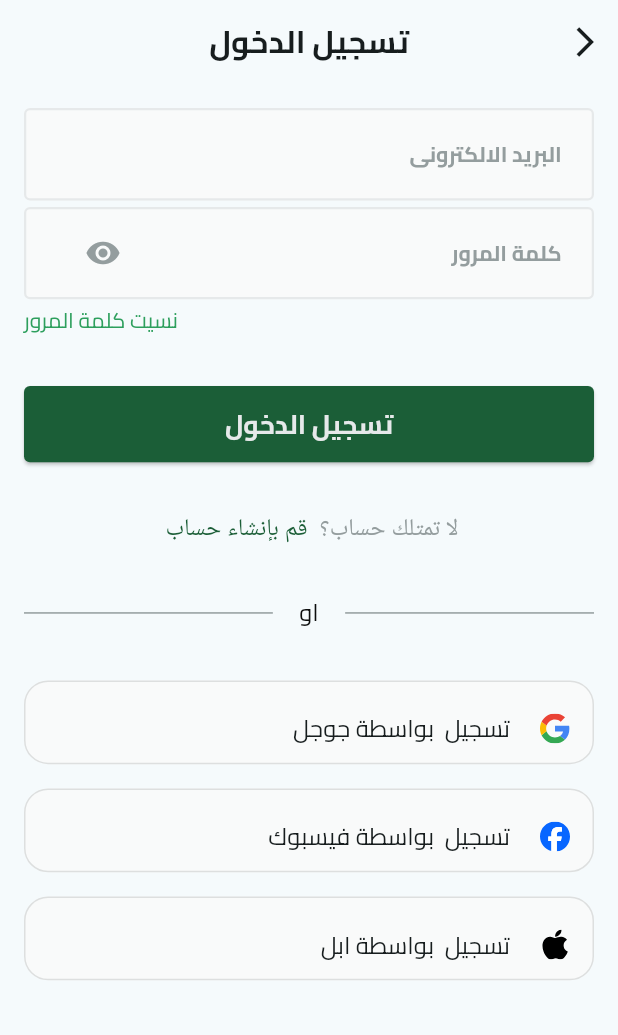
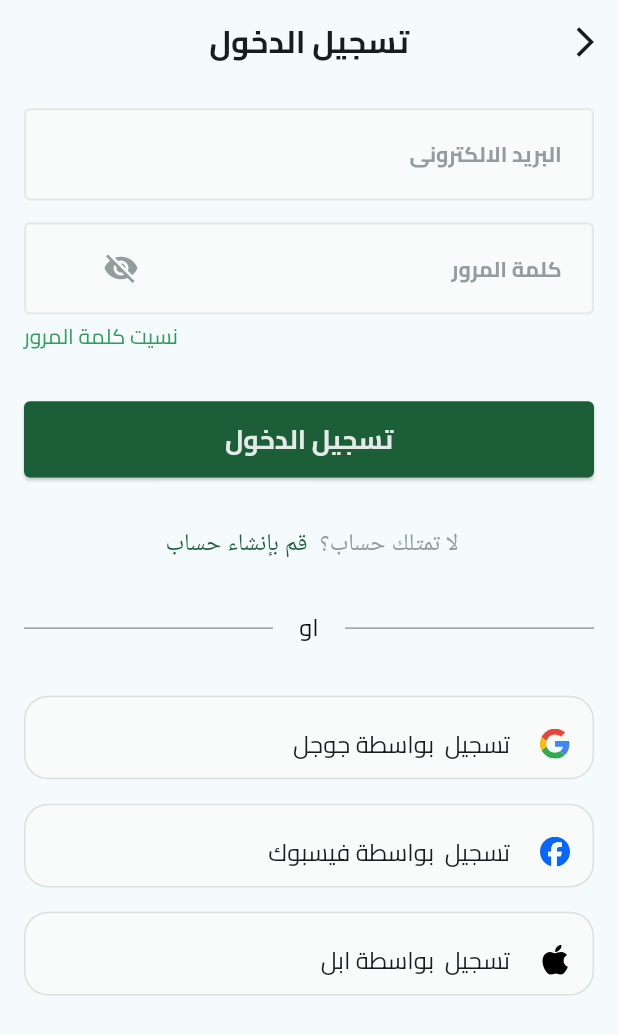
Before and after one commit to nourhan312/Fruit-Hub, a Flutter app: the screen it shows after launch, after a tap on "تخط", on a phone screen of 412 x 824 dp. Shown: the top 1035 px of the screen. Run offline on Flutter 3.47's test engine with Material 3 defaults, Android fonts, the phone set to English and light mode, and no system bars; our stand-ins replace bloc, dartz, dots_indicator, firebase_auth, firebase_core, flutter_bloc and 5 more; accounts and stored records are empty; project files that could hold a hidden picture were left out.

Commit message:
finish signin

```diff
--- a/lib/core/Routes/app_routes.dart
+++ b/lib/core/Routes/app_routes.dart
@@ -1,6 +1,6 @@
 import 'package:flutter/material.dart';
 import 'package:fruit_hub/features/Auth/presentation/views/forget_password.dart';
-import 'package:fruit_hub/features/Auth/presentation/views/login_screen.dart';
+import 'package:fruit_hub/features/Auth/presentation/views/login_view.dart';
 import 'package:fruit_hub/features/Auth/presentation/views/new_password.dart';
 import 'package:fruit_hub/features/Auth/presentation/views/password_recovery.dart';
 
--- a/lib/core/services/service_lactor.dart
+++ b/lib/core/services/service_lactor.dart
@@ -1,9 +1,10 @@
 import 'package:fruit_hub/core/bloc/global_cubit.dart';
 import 'package:fruit_hub/features/Auth/domain/repos/auth_repo.dart';
-import 'package:fruit_hub/features/Auth/presentation/signup-cubit/signup_cubit.dart';
 import 'package:get_it/get_it.dart';
 
 import '../../features/Auth/data/Repos/auth_repo_impl.dart';
+import '../../features/Auth/presentation/cubits/sigin_cubit/signin_cubit.dart';
+import '../../features/Auth/presentation/cubits/signup-cubit/signup_cubit.dart';
 import '../database/cache/cache_helper.dart';
 import 'firebase_auth_service.dart';
 
@@ -20,4 +21,5 @@ Future<void> setup() async {
     () => AuthRepoImpl(sl<FirebaseAuthService>()),
   );
   sl.registerLazySingleton<SignupCubit>(() => SignupCubit(sl<AuthRepo>()));
+  sl.registerLazySingleton<SigninCubit>(() => SigninCubit(sl<AuthRepo>()));
 }
--- a/lib/features/Auth/domain/repos/auth_repo.dart
+++ b/lib/features/Auth/domain/repos/auth_repo.dart
@@ -9,4 +9,9 @@ abstract class AuthRepo {
     required String password,
     required String name,
   });
+
+  Future<Either<Failure, UserEntity>> signInWithEmailAndPassword({
+    required String email,
+    required String password,
+  });
 }
--- /dev/null
+++ b/lib/features/Auth/presentation/cubits/sigin_cubit/signin_state.dart
@@ -0,0 +1,19 @@
+part of 'signin_cubit.dart';
+
+sealed class SigninState {}
+
+final class SigninInitial extends SigninState {}
+
+final class SigninLoading extends SigninState {}
+
+final class SigninSuccess extends SigninState {
+  final UserEntity user;
+  SigninSuccess({required this.user});
+}
+
+final class SigninFailure extends SigninState {
+  final String message;
+  SigninFailure({required this.message});
+}
+
+final class PasswordVisibilityState extends SigninState {}
--- a/lib/features/Auth/presentation/signup-cubit/signup_cubit.dart
+++ b/lib/features/Auth/presentation/cubits/signup-cubit/signup_cubit.dart
@@ -1,8 +1,7 @@
 import 'package:bloc/bloc.dart';
 import 'package:fruit_hub/features/Auth/domain/repos/auth_repo.dart';
-import 'package:meta/meta.dart';
 
-import '../../domain/entities/user_entity.dart';
+import '../../../domain/entities/user_entity.dart';
 
 part 'signup_state.dart';
 
--- a/lib/features/Auth/presentation/views/login_screen.dart
+++ /dev/null
@@ -1,28 +0,0 @@
-import 'package:flutter/material.dart';
-import 'package:fruit_hub/core/locale/app_locale.dart';
-import 'package:fruit_hub/features/Auth/presentation/widgets/login_body.dart';
-
-import '../../../../core/utils/app_textstyles.dart';
-
-class LoginScreen extends StatelessWidget {
-    const LoginScreen({super.key});
-
-    @override
-    Widget build(BuildContext context) {
-        return Scaffold(
-            appBar: AppBar(
-                leading: IconButton(
-                    onPressed: () {
-                        Navigator.pop(context);
-                    }, icon: const Icon(Icons.arrow_back_ios)),
-                centerTitle: true,
-                title: Text(
-
-                    'login'.tr(context),
-                    style: TextStyles.bold19
-                )
-            ),
-            body: SingleChildScrollView(child: SafeArea(child: LoginBody()))
-        );
-    }
-}
--- /dev/null
+++ b/lib/features/Auth/presentation/views/login_view.dart
@@ -0,0 +1,30 @@
+import 'package:flutter/material.dart';
+import 'package:flutter_bloc/flutter_bloc.dart';
+import 'package:fruit_hub/core/locale/app_locale.dart';
+import 'package:fruit_hub/features/Auth/presentation/cubits/sigin_cubit/signin_cubit.dart';
+import 'package:fruit_hub/features/Auth/presentation/widgets/login_body.dart';
+
+import '../../../../core/services/service_lactor.dart';
+import '../../../../core/utils/app_textstyles.dart';
+import '../../domain/repos/auth_repo.dart';
+
+class LoginScreen extends StatelessWidget {
+  const LoginScreen({super.key});
+
+  @override
+  Widget build(BuildContext context) {
+    return BlocProvider(
+      create: (context) => sl<SigninCubit>(),
+      child: Scaffold(
+          appBar: AppBar(
+              leading: IconButton(
+                  onPressed: () {
+                    Navigator.pop(context);
+                  },
+                  icon: const Icon(Icons.arrow_back_ios)),
+              centerTitle: true,
+              title: Text('login'.tr(context), style: TextStyles.bold19)),
+          body: LoginBody()),
+    );
+  }
+}
--- a/lib/features/Auth/presentation/views/signup_view.dart
+++ b/lib/features/Auth/presentation/views/signup_view.dart
@@ -5,7 +5,7 @@ import 'package:fruit_hub/features/Auth/presentation/widgets/signup_view_body.da
 
 import '../../../../core/services/service_lactor.dart';
 import '../../../../core/utils/app_textstyles.dart';
-import '../signup-cubit/signup_cubit.dart';
+import '../cubits/signup-cubit/signup_cubit.dart';
 
 class SignupView extends StatelessWidget {
   const SignupView({super.key});
--- a/lib/features/Auth/presentation/widgets/login_body.dart
+++ b/lib/features/Auth/presentation/widgets/login_body.dart
@@ -1,5 +1,6 @@
 import 'package:flutter/gestures.dart';
 import 'package:flutter/material.dart';
+import 'package:flutter_bloc/flutter_bloc.dart';
 import 'package:flutter_screenutil/flutter_screenutil.dart';
 import 'package:fruit_hub/core/locale/app_locale.dart';
 import 'package:fruit_hub/core/utils/app_assets.dart';
@@ -7,28 +8,97 @@ import 'package:fruit_hub/core/utils/app_colors.dart';
 import 'package:fruit_hub/core/utils/app_textstyles.dart';
 import 'package:fruit_hub/core/widgets/custom_textbutton.dart';
 import 'package:fruit_hub/core/widgets/custom_textformfield.dart';
+import 'package:fruit_hub/features/Auth/presentation/cubits/sigin_cubit/signin_cubit.dart';
 import 'package:fruit_hub/features/Auth/presentation/widgets/social_button.dart';
 
 import '../../../../core/Routes/app_routes.dart';
 
-class LoginBody extends StatelessWidget {
+class LoginBody extends StatefulWidget {
   const LoginBody({super.key});
 
+  @override
+  State<LoginBody> createState() => _LoginBodyState();
+}
 
+class _LoginBodyState extends State<LoginBody> {
+  final _formKey = GlobalKey<FormState>();
+  final TextEditingController _emailController = TextEditingController();
+
+  final TextEditingController _passwordController = TextEditingController();
+  @override
+  void dispose() {
+    _emailController.dispose();
+    _passwordController.dispose();
+    // TODO: implement dispose
+    super.dispose();
+  }
 
   @override
   Widget build(BuildContext context) {
-    return Padding(
+    return BlocListener<SigninCubit, SigninState>(
+      listener: (context, state) {
+        if (state is SigninFailure) {
+          ScaffoldMessenger.of(context).showSnackBar(
+            SnackBar(
+              content: Text(
+                state.message,
+                style: TextStyles.regular16.copyWith(
+                  color: AppColors.white,
+                ),
+              ),
+              backgroundColor: AppColors.green,
+            ),
+          );
+        }
+      },
+      child: SingleChildScrollView(
+        child: Padding(
           padding: const EdgeInsets.all(16.0),
+          child: Form(
+            key: _formKey,
             child: Column(
               crossAxisAlignment: CrossAxisAlignment.end,
               children: [
                 CustomTextFormField(
                     hintText: 'email'.tr(context),
+                    validator: (value) {
+                      if (value == null || value.isEmpty) {
+                        return 'email_required'.tr(context);
+                      }
+                      if (!RegExp(
+                              r'^[a-zA-Z0-9._%+-]+@[a-zA-Z0-9.-]+\.[a-zA-Z]{2,}$')
+                          .hasMatch(value)) {
+                        return 'email_invalid'.tr(context);
+                      }
+                      return null;
+                    },
+                    controller: _emailController),
+                SizedBox(
+                  height: 10.h,
                 ),
                 CustomTextFormField(
-            hintText: 'password'.tr(context),
-            suffixIcon: Icon(Icons.remove_red_eye),
+                  validator: (value) {
+                    if (value == null || value.isEmpty) {
+                      return 'password_required'.tr(context);
+                    }
+
+                    return null;
+                  },
+                  hintText: "password".tr(context),
+                  controller: _passwordController,
+                  obscureText: context.watch<SigninCubit>().isPasswordVisible,
+                  suffixIcon: BlocBuilder<SigninCubit, SigninState>(
+                    builder: (context, state) {
+                      return IconButton(
+                        onPressed: () {
+                          context.read<SigninCubit>().passwordVisibility();
+                        },
+                        icon: context.read<SigninCubit>().isPasswordVisible
+                            ? const Icon(Icons.visibility_off)
+                            : const Icon(Icons.visibility),
+                      );
+                    },
+                  ),
                 ),
                 GestureDetector(
                   onTap: () {
@@ -42,7 +112,24 @@ class LoginBody extends StatelessWidget {
                 SizedBox(
                   height: 33.h,
                 ),
-          CustomTextButton(onPressed: () {}, data: 'login'.tr(context)),
+                BlocBuilder<SigninCubit, SigninState>(
+                  builder: (context, state) {
+                    return CustomTextButton(
+                      data: state is SigninLoading ? '' : 'login'.tr(context),
+                      onPressed: () {
+                        if (_formKey.currentState!.validate()) {
+                          context
+                              .read<SigninCubit>()
+                              .signInWithEmailAndPassword(
+                                email: _emailController.text,
+                                password: _passwordController.text,
+                              );
+                        }
+                      },
+                      isLoading: state is SigninLoading,
+                    );
+                  },
+                ),
                 SizedBox(
                   height: 33.h,
                 ),
@@ -116,6 +203,9 @@ class LoginBody extends StatelessWidget {
                     onPressed: () {}),
               ],
             ),
+          ),
+        ),
+      ),
     );
   }
 }
```
Also changed, not shown: lib/core/services/firebase_auth_service.dart (+37 -1 lines), lib/features/Auth/data/Repos/auth_repo_impl.dart (+15 -1 lines), lib/features/Auth/presentation/cubits/sigin_cubit/signin_cubit.dart (added, +41 -0 lines), lib/features/Auth/presentation/widgets/signup_view_body.dart (+7 -7 lines), lib/features/Auth/presentation/cubits/signup-cubit/signup_state.dart (renamed from lib/features/Auth/presentation/signup-cubit/signup_state.dart), 4 other files. Lines whose indentation alone changed are shown as unchanged.
